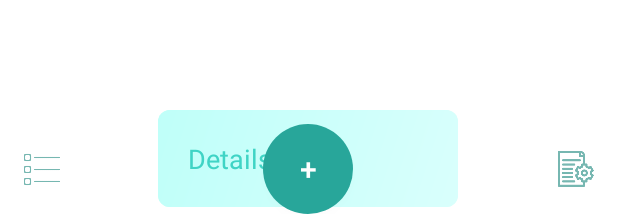
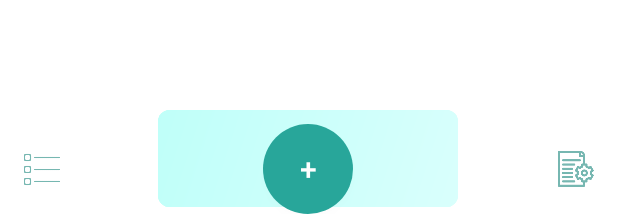
Before and after one commit to matiSzewczyk/TODO-Simple-Task-List, an Android app: the layout fragment_task.xml on its own in the app's theme, with its tools: preview values and no code run, on a phone screen of 412 x 824 dp. Shown: the part 1022-1236 px from the top of the screen. Run offline under Robolectric (Android 15) with nearby library versions, the phone set to English and light mode, and no system bars.

Commit message:
Fixing edit title/details bug
The issue was that upon changing a task title or details, i was setting a new editorActionListener e.g. I change title of task 2 and then i try to add a new task, that task would now overwrite task two instead of adding a new object to the list, in the future, i should work on removing these listeners instead of working on additional EditTexts

```diff
--- a/app/src/main/res/layout/fragment_task.xml
+++ b/app/src/main/res/layout/fragment_task.xml
@@ -67,6 +67,36 @@
             app:layout_constraintStart_toStartOf="parent"
             tools:ignore="TouchTargetSizeCheck"/>
 
+        <EditText
+            android:id="@+id/editTitleInput"
+            android:layout_width="220dp"
+            android:layout_height="wrap_content"
+            android:height="48dp"
+            android:imeOptions="actionDone"
+            android:inputType="textCapSentences"
+            android:textColorHint="@color/hint_color"
+            android:background="@drawable/custom_edit_text"
+            app:layout_constraintBottom_toBottomOf="parent"
+            app:layout_constraintEnd_toEndOf="parent"
+            app:layout_constraintHorizontal_bias="0.498"
+            app:layout_constraintStart_toStartOf="parent"
+            tools:ignore="TouchTargetSizeCheck"/>
+
+        <EditText
+            android:id="@+id/editDetailsInput"
+            android:layout_width="220dp"
+            android:layout_height="wrap_content"
+            android:height="48dp"
+            android:imeOptions="actionDone"
+            android:inputType="textCapSentences"
+            android:textColorHint="@color/hint_color"
+            android:background="@drawable/custom_edit_text"
+            app:layout_constraintBottom_toBottomOf="parent"
+            app:layout_constraintEnd_toEndOf="parent"
+            app:layout_constraintHorizontal_bias="0.498"
+            app:layout_constraintStart_toStartOf="parent"
+            tools:ignore="TouchTargetSizeCheck"/>
+
         <Button
             android:id="@+id/showDetailsInput"
             android:layout_width="100dp"
```
Also changed, not shown: app/src/main/java/com/app/TODOapp/TaskFragment.kt (+20 -17 lines).
